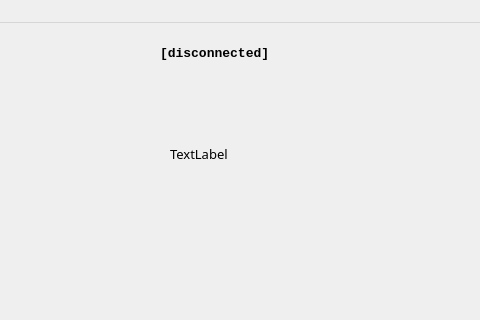
Before: the Qt Designer form src/mainwindow.ui in RenZihou/ArmyChess, drawn with Qt 5; both pictures show x 520 to 1000 and y 0 to 320 of the 1000 by 950 pixel window.
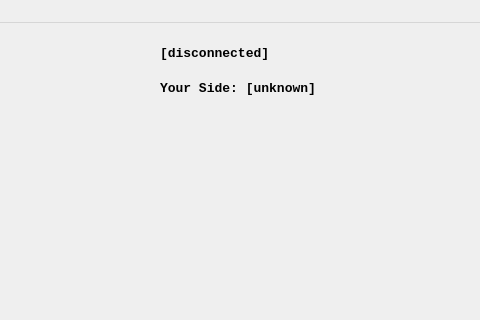
After: the same form once the commit is applied. Custom widgets are drawn as their Qt base class.

```diff
--- a/src/mainwindow.ui
+++ b/src/mainwindow.ui
@@ -57,14 +57,22 @@
    <widget class="QLabel" name="label">
     <property name="geometry">
      <rect>
-      <x>690</x>
-      <y>60</y>
+      <x>680</x>
+      <y>50</y>
       <width>241</width>
-      <height>141</height>
+      <height>31</height>
      </rect>
     </property>
+    <property name="font">
+     <font>
+      <family>Courier New</family>
+      <pointsize>10</pointsize>
+      <weight>75</weight>
+      <bold>true</bold>
+     </font>
+    </property>
     <property name="text">
-     <string>TextLabel</string>
+     <string>Your Side: [unknown]</string>
     </property>
    </widget>
    <widget class="QWidget" name="cheatBar" native="true">
```
Left out of the diff: 2 changed lines with no effect on the pictures.
